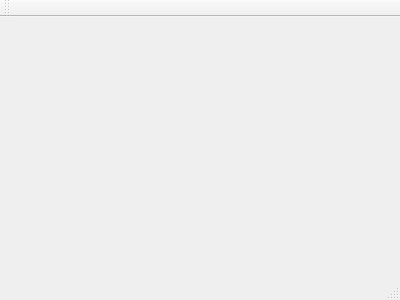
Before: the Qt Designer form mainwindow.ui in thesacrifise/task3, drawn with Qt 5.
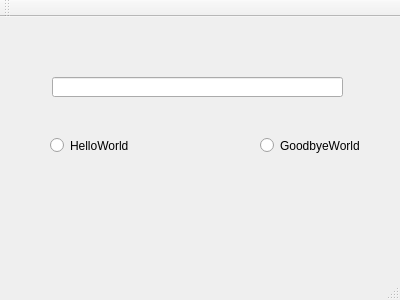
After: the same form once the commit is applied.

Patch:
```diff
--- a/mainwindow.ui
+++ b/mainwindow.ui
@@ -12,13 +12,65 @@
   <property name="windowTitle" >
    <string>MainWindow</string>
   </property>
-  <widget class="QMenuBar" name="menuBar" />
-  <widget class="QToolBar" name="mainToolBar" />
-  <widget class="QWidget" name="centralWidget" />
-  <widget class="QStatusBar" name="statusBar" />
+  <widget class="QWidget" name="centralWidget">
+   <widget class="QRadioButton" name="radioButton">
+    <property name="geometry">
+     <rect>
+      <x>50</x>
+      <y>120</y>
+      <width>82</width>
+      <height>17</height>
+     </rect>
+    </property>
+    <property name="text">
+     <string>HelloWorld</string>
+    </property>
+   </widget>
+   <widget class="QRadioButton" name="radioButton_2">
+    <property name="geometry">
+     <rect>
+      <x>260</x>
+      <y>120</y>
+      <width>101</width>
+      <height>17</height>
+     </rect>
+    </property>
+    <property name="text">
+     <string>GoodbyeWorld</string>
+    </property>
+   </widget>
+   <widget class="QLineEdit" name="lineEdit">
+    <property name="geometry">
+     <rect>
+      <x>52</x>
+      <y>60</y>
+      <width>291</width>
+      <height>20</height>
+     </rect>
+    </property>
+   </widget>
+  </widget>
+  <widget class="QMenuBar" name="menuBar">
+   <property name="geometry">
+    <rect>
+     <x>0</x>
+     <y>0</y>
+     <width>400</width>
+     <height>21</height>
+    </rect>
+   </property>
+  </widget>
+  <widget class="QToolBar" name="mainToolBar">
+   <attribute name="toolBarArea">
+    <enum>TopToolBarArea</enum>
+   </attribute>
+   <attribute name="toolBarBreak">
+    <bool>false</bool>
+   </attribute>
+  </widget>
+  <widget class="QStatusBar" name="statusBar"/>
  </widget>
- <layoutDefault spacing="6" margin="11" />
- <pixmapfunction></pixmapfunction>
+ <layoutdefault spacing="6" margin="11"/>
  <resources/>
  <connections/>
 </ui>
```
Left out of the diff: 7 changed lines with no effect on the pictures.
